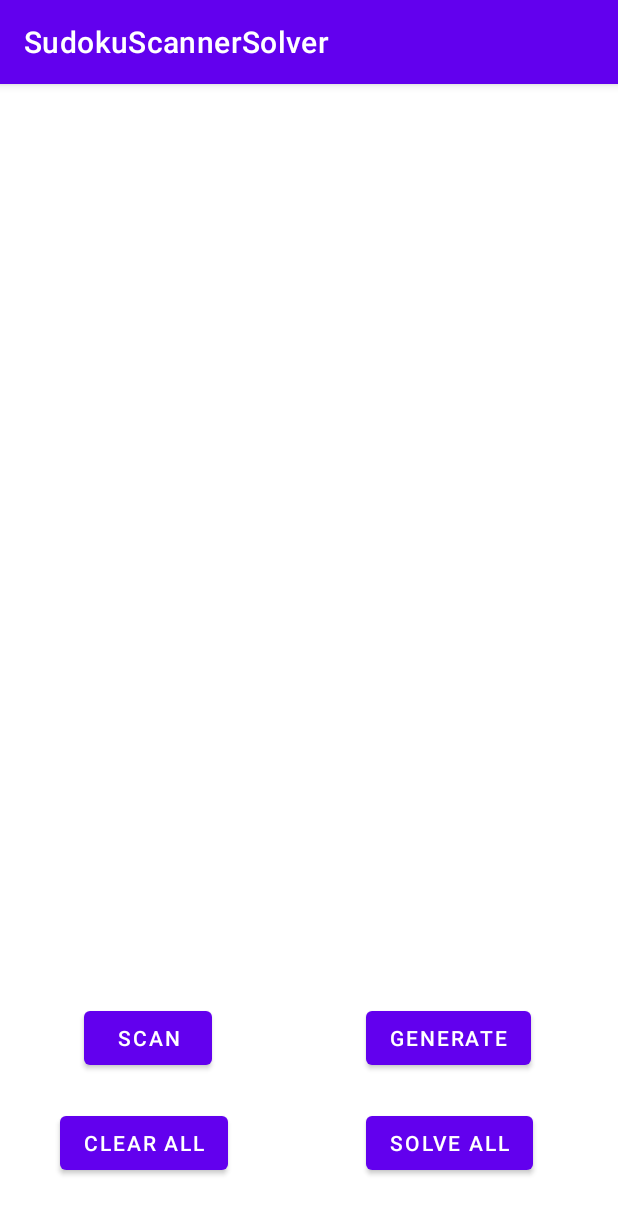
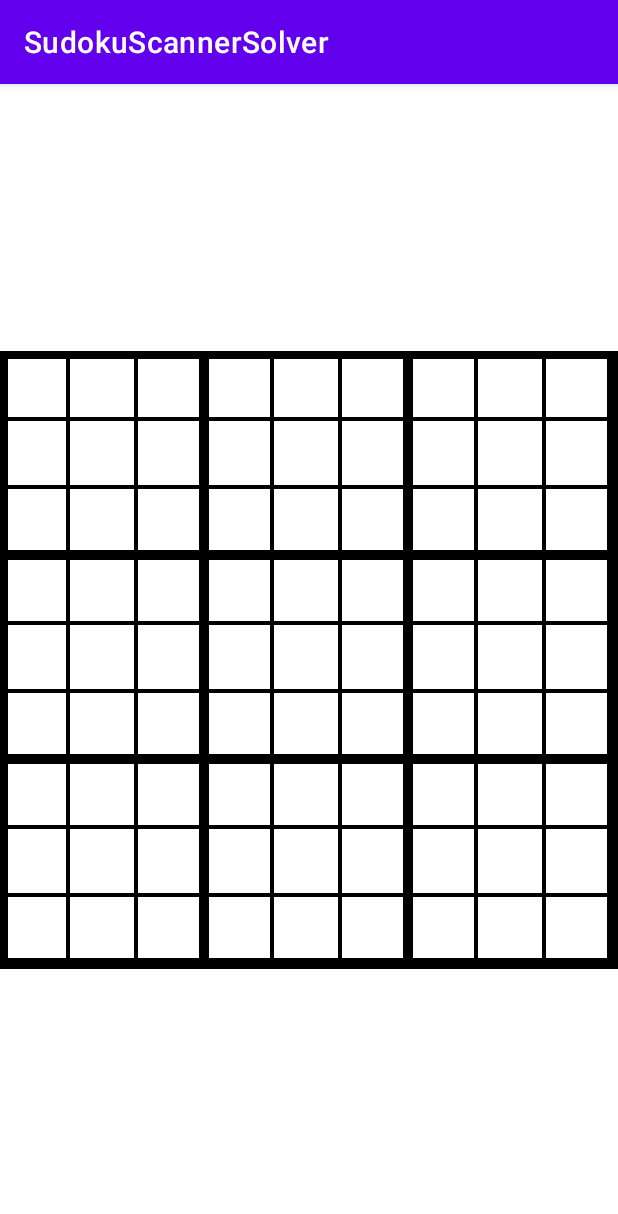
Before and after one commit to chicken4tor/Coursework_Cherniayev_IPS32, an Android app: the screen it shows after launch (MainActivity), on a phone screen of 412 x 824 dp. Shown: the top 1214 px of the screen. Run offline under Robolectric (Android 15) with nearby library versions, the phone set to English and light mode, and no system bars.

Commit message:
added sudoku board java class, added xml for sudoku board UI

```diff
--- /dev/null
+++ b/app/src/main/java/com/cherniayev/sudokuscannersolver/SudokuBoard.java
@@ -0,0 +1,88 @@
+package com.cherniayev.sudokuscannersolver;
+
+import android.content.Context;
+import android.content.res.TypedArray;
+import android.graphics.Canvas;
+import android.graphics.Paint;
+import android.util.AttributeSet;
+import android.view.View;
+
+import androidx.annotation.Nullable;
+
+public class SudokuBoard extends View {
+    private final int boardColor;
+    private final Paint boardColorPaint = new Paint();
+    private int cellSize;
+
+    public SudokuBoard(Context context, @Nullable AttributeSet attrs) {
+        super(context, attrs);
+
+        //Робимо масив в якому будуть зберігатися усі атрибути для класу SudokuBoard
+        TypedArray a = context.getTheme().obtainStyledAttributes(attrs, R.styleable.SudokuBoard,
+                0, 0);
+
+        //Екстрактимо атрибути щоб присвоїти їх нашим змінним у коді
+        try {
+            boardColor = a.getInteger(R.styleable.SudokuBoard_boardColour, 0);
+        } finally {
+            a.recycle();
+        }
+    }
+
+    @Override
+    protected void onMeasure(int width, int height) {
+        super.onMeasure(width, height);
+
+        int dimension = Math.min(this.getMeasuredWidth(), this.getMeasuredHeight());
+        cellSize = dimension / 9;
+
+        setMeasuredDimension(dimension, dimension);
+    }
+
+    @Override
+    protected void onDraw(Canvas canvas) {
+        //Paint brush
+        boardColorPaint.setStyle(Paint.Style.STROKE);
+        boardColorPaint.setStrokeWidth(16);
+        //Paint bucket
+        boardColorPaint.setColor(boardColor);
+        boardColorPaint.setAntiAlias(true);
+
+        canvas.drawRect(0, 0, getWidth(), getHeight(), boardColorPaint);
+        drawField(canvas);
+    }
+
+    private void drawField(Canvas canvas) {
+        //Намалювати колонки
+        for (int c = 0; c < 10; c++) {
+            if (c % 3 == 0) {
+                drawThickLine();
+            } else {
+                drawThinLine();
+            }
+            canvas.drawLine(cellSize * c, 0, cellSize * c, getWidth(), boardColorPaint);
+        }
+
+        //Намалювати рядки
+        for (int r = 0; r < 10; r++) {
+            if (r % 3 == 0) {
+                drawThickLine();
+            } else {
+                drawThinLine();
+            }
+            canvas.drawLine(0, cellSize * r, getWidth(), cellSize * r, boardColorPaint);
+        }
+    }
+
+    private void drawThickLine() {
+        boardColorPaint.setStyle(Paint.Style.STROKE);
+        boardColorPaint.setStrokeWidth(10);
+        boardColorPaint.setColor(boardColor);
+    }
+
+    private void drawThinLine() {
+        boardColorPaint.setStyle(Paint.Style.STROKE);
+        boardColorPaint.setStrokeWidth(4);
+        boardColorPaint.setColor(boardColor);
+    }
+}
--- a/app/src/main/res/layout/activity_main.xml
+++ b/app/src/main/res/layout/activity_main.xml
@@ -1,61 +1,22 @@
 <?xml version="1.0" encoding="utf-8"?>
-<androidx.constraintlayout.widget.ConstraintLayout xmlns:android="http://schemas.android.com/apk/res/android"
-    xmlns:app="http://schemas.android.com/apk/res-auto"
+<androidx.constraintlayout.widget.ConstraintLayout
+    xmlns:android="http://schemas.android.com/apk/res/android"
+    xmlns:custom="http://schemas.android.com/apk/res-auto"
     xmlns:tools="http://schemas.android.com/tools"
     android:layout_width="match_parent"
     android:layout_height="match_parent"
     tools:context=".MainActivity">
 
-    <Button
-        android:id="@+id/scan_button"
-        android:layout_width="85dp"
-        android:layout_height="48dp"
-        android:layout_marginStart="56dp"
-        android:text="Scan"
-        android:visibility="visible"
-        app:layout_constraintBottom_toBottomOf="parent"
-        app:layout_constraintStart_toStartOf="parent"
-        app:layout_constraintTop_toTopOf="parent"
-        app:layout_constraintVertical_bias="0.85"
-        tools:visibility="visible" />
-
-    <Button
-        android:id="@+id/generate_button"
+    <com.cherniayev.sudokuscannersolver.SudokuBoard
+        android:id="@+id/SudokuBoard"
         android:layout_width="wrap_content"
         android:layout_height="wrap_content"
-        android:layout_marginStart="244dp"
-        android:text="Generate"
-        android:visibility="visible"
-        app:layout_constraintBottom_toBottomOf="parent"
-        app:layout_constraintStart_toStartOf="parent"
-        app:layout_constraintTop_toTopOf="parent"
-        app:layout_constraintVertical_bias="0.85"
-        tools:visibility="visible" />
+        custom:boardColour="#000000"
+        custom:layout_constraintBottom_toBottomOf="parent"
+        custom:layout_constraintEnd_toEndOf="parent"
+        custom:layout_constraintStart_toStartOf="parent"
+        custom:layout_constraintTop_toTopOf="parent">
 
-    <Button
-        android:id="@+id/clearall_button"
-        android:layout_width="wrap_content"
-        android:layout_height="wrap_content"
-        android:layout_marginStart="40dp"
-        android:text="Clear All"
-        android:visibility="visible"
-        app:layout_constraintBottom_toBottomOf="parent"
-        app:layout_constraintStart_toStartOf="parent"
-        app:layout_constraintTop_toTopOf="parent"
-        app:layout_constraintVertical_bias="0.947"
-        tools:visibility="visible" />
-
-    <Button
-        android:id="@+id/solveall_button"
-        android:layout_width="wrap_content"
-        android:layout_height="wrap_content"
-        android:layout_marginStart="244dp"
-        android:text="Solve All"
-        android:visibility="visible"
-        app:layout_constraintBottom_toBottomOf="parent"
-        app:layout_constraintStart_toStartOf="parent"
-        app:layout_constraintTop_toTopOf="parent"
-        app:layout_constraintVertical_bias="0.947"
-        tools:visibility="visible" />
+    </com.cherniayev.sudokuscannersolver.SudokuBoard>
 
 </androidx.constraintlayout.widget.ConstraintLayout>
--- /dev/null
+++ b/app/src/main/res/values/attributes.xml
@@ -0,0 +1,6 @@
+<?xml version="1.0" encoding="utf-8"?>
+<resources>
+    <declare-styleable name="SudokuBoard">
+        <attr name="boardColour" format="color" />
+    </declare-styleable>
+</resources>
```
